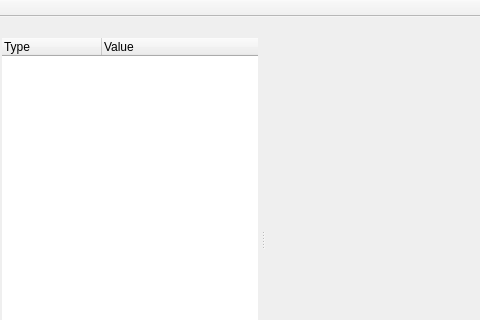
This is toolkit/ui/toolkitmainwindow.ui in dev-0x7C6/wiimotedev as Qt 5 draws it before an edit; both pictures show x 0 to 480 and y 0 to 320 of the 631 by 478 pixel window. The edited form follows.
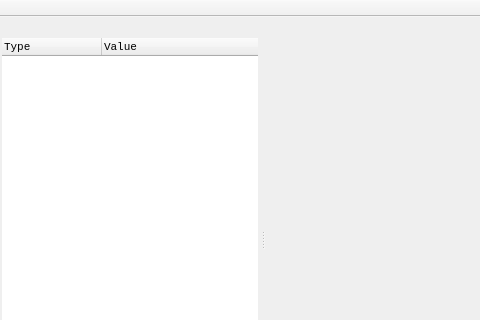
This is the edited form.

Patch:
```diff
--- a/toolkit/ui/toolkitmainwindow.ui
+++ b/toolkit/ui/toolkitmainwindow.ui
@@ -10,6 +10,12 @@
     <height>478</height>
    </rect>
   </property>
+  <property name="font">
+   <font>
+    <family>Monospace</family>
+    <pointsize>8</pointsize>
+   </font>
+  </property>
   <property name="windowTitle">
    <string>MainWindow</string>
   </property>
```
Left out of the diff: 2 changed lines with no effect on the pictures.
